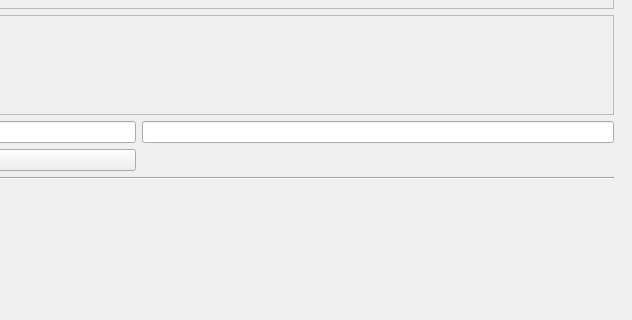
Before: the Qt Designer form mainwindow.ui in dmitrii-oprea/scale_generator, drawn with Qt 5; both pictures show x 354 to 986 and y 199 to 519 of the 986 by 659 pixel window.
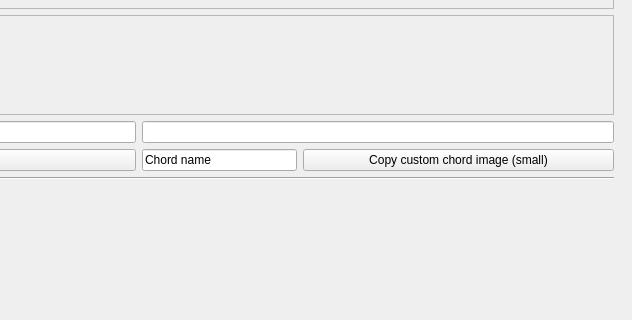
After: the same form once the commit is applied. The open tabs and pages were chosen to show the change. Icons and pictures are not drawn. Custom widgets are drawn as their Qt base class.

Commit message: Added possibility to copy custom chord in Devs section

What changed in the file:
```diff
--- a/mainwindow.ui
+++ b/mainwindow.ui
@@ -580,6 +580,36 @@
           </property>
          </widget>
         </item>
+        <item row="5" column="1">
+         <layout class="QGridLayout" name="gridLayout_7" columnstretch="1,2">
+          <item row="0" column="1">
+           <widget class="QPushButton" name="Dev_CopyCustomChordImageButton">
+            <property name="sizePolicy">
+             <sizepolicy hsizetype="Preferred" vsizetype="Fixed">
+              <horstretch>0</horstretch>
+              <verstretch>0</verstretch>
+             </sizepolicy>
+            </property>
+            <property name="text">
+             <string>Copy custom chord image (small)</string>
+            </property>
+           </widget>
+          </item>
+          <item row="0" column="0">
+           <widget class="QLineEdit" name="Dev_CopyCustomChordImageText">
+            <property name="sizePolicy">
+             <sizepolicy hsizetype="Preferred" vsizetype="Fixed">
+              <horstretch>0</horstretch>
+              <verstretch>0</verstretch>
+             </sizepolicy>
+            </property>
+            <property name="text">
+             <string>Chord name</string>
+            </property>
+           </widget>
+          </item>
+         </layout>
+        </item>
        </layout>
       </widget>
      </widget>
```
Left out of the diff: 1 changed line with no effect on the pictures. The commit also changes 5 other files.
